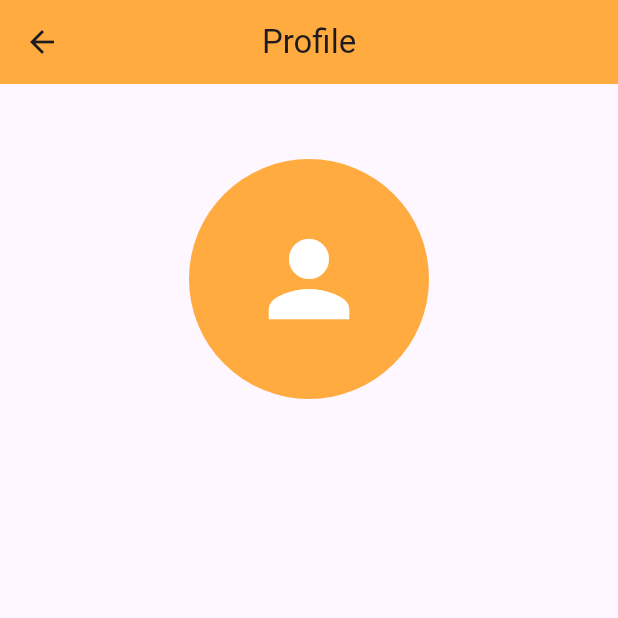
After one commit to SteveT2023/MsgBoard, a Flutter app: the ProfileScreen screen opened directly, on a phone screen of 412 x 824 dp, the top half of it. The commit adds this screen. Run offline on Flutter 3.47's test engine with Material 3 defaults, Android fonts, the phone set to English and light mode, and no system bars; our stand-ins replace cloud_firestore, firebase_auth, firebase_core; accounts and stored records are empty; network calls fail.

Commit message:
Profile Screen Created.

```diff
--- /dev/null
+++ b/lib/screens/profileScreen.dart
@@ -0,0 +1,73 @@
+import 'package:flutter/material.dart';
+import 'package:firebase_auth/firebase_auth.dart';
+import 'package:cloud_firestore/cloud_firestore.dart';
+
+class ProfileScreen extends StatefulWidget {
+  const ProfileScreen({super.key});
+
+  @override
+  _ProfileScreenState createState() => _ProfileScreenState();
+}
+
+class _ProfileScreenState extends State<ProfileScreen> {
+  String firstName = '';
+  String lastName = '';
+
+  @override
+  void initState() {
+    super.initState();
+    fetchUserData();
+  }
+
+  Future<void> fetchUserData() async {
+    try {
+      final User? user = FirebaseAuth.instance.currentUser;
+      if (user != null) {
+        final DocumentSnapshot userDoc = await FirebaseFirestore.instance
+            .collection('users')
+            .doc(user.uid)
+            .get();
+
+        if (userDoc.exists) {
+          setState(() {
+            firstName = userDoc['firstName'] ?? 'No First Name';
+            lastName = userDoc['lastName'] ?? 'No Last Name';
+          });
+        }
+      }
+    } catch (e) {
+      print('Error fetching user data: $e');
+    }
+  }
+
+  @override
+  Widget build(BuildContext context) {
+    return Scaffold(
+      appBar: AppBar(
+        title: const Text('Profile'),
+        centerTitle: true,
+        backgroundColor: Colors.orangeAccent,
+      ),
+      body: Center(
+        child: Column(
+          children: [
+            const SizedBox(height: 50),
+            const CircleAvatar(
+              backgroundColor: Colors.orangeAccent,
+              radius: 80,
+              child: Icon(Icons.person, size: 80, color: Colors.white),
+            ),
+            const SizedBox(height: 20),
+            Text(
+              '$firstName $lastName',
+              style: TextStyle(
+                fontSize: 24,
+                fontWeight: FontWeight.bold,
+              ),
+            ),
+          ],
+        ),
+      ),
+    );
+  }
+}
--- a/lib/screens/splashScreen.dart
+++ b/lib/screens/splashScreen.dart
@@ -1,5 +1,5 @@
 import 'package:flutter/material.dart';
-import 'loginScreen.dart';
+import 'LoginScreen.dart';
 
 class SplashScreen extends StatefulWidget {
   const SplashScreen({super.key});
@@ -14,7 +14,7 @@ class _SplashScreenState extends State<SplashScreen> {
     super.initState();
     Future.delayed(const Duration(seconds: 3), () {
       Navigator.of(context).pushReplacement(
-        MaterialPageRoute(builder: (context) => const Loginscreen()),
+        MaterialPageRoute(builder: (context) => const LoginScreen()),
       );
     });
   }
```
Also changed, not shown: lib/screens/homeScreen.dart (added, +49 -0 lines), lib/screens/loginScreen.dart (+9 -4 lines).
